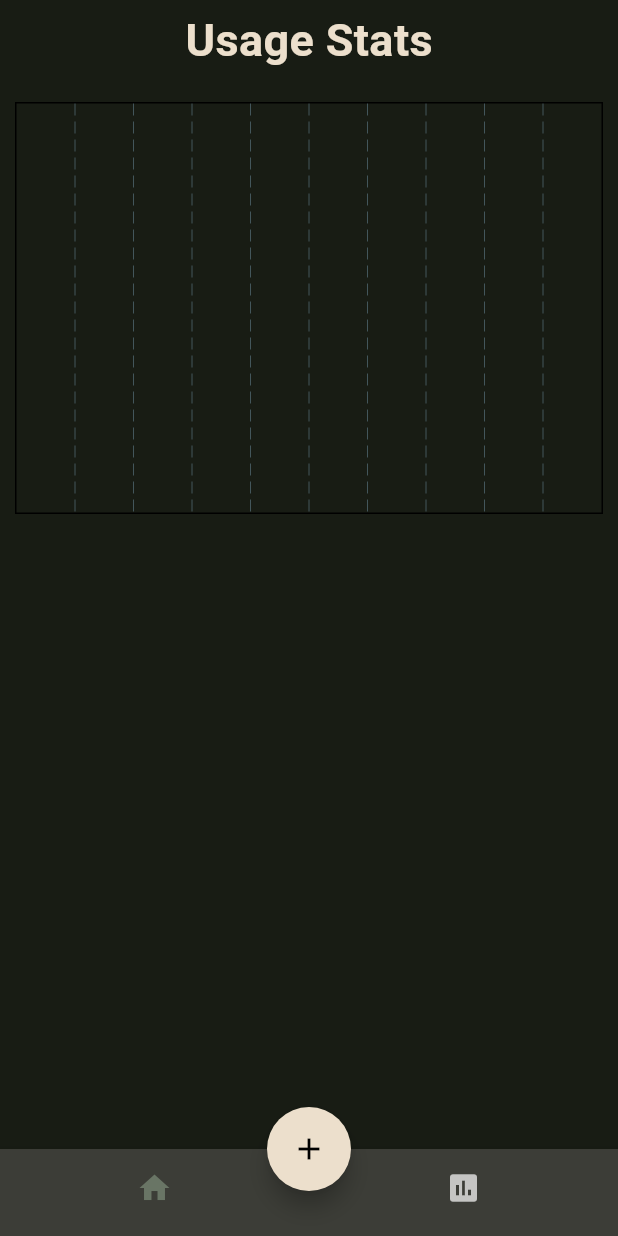
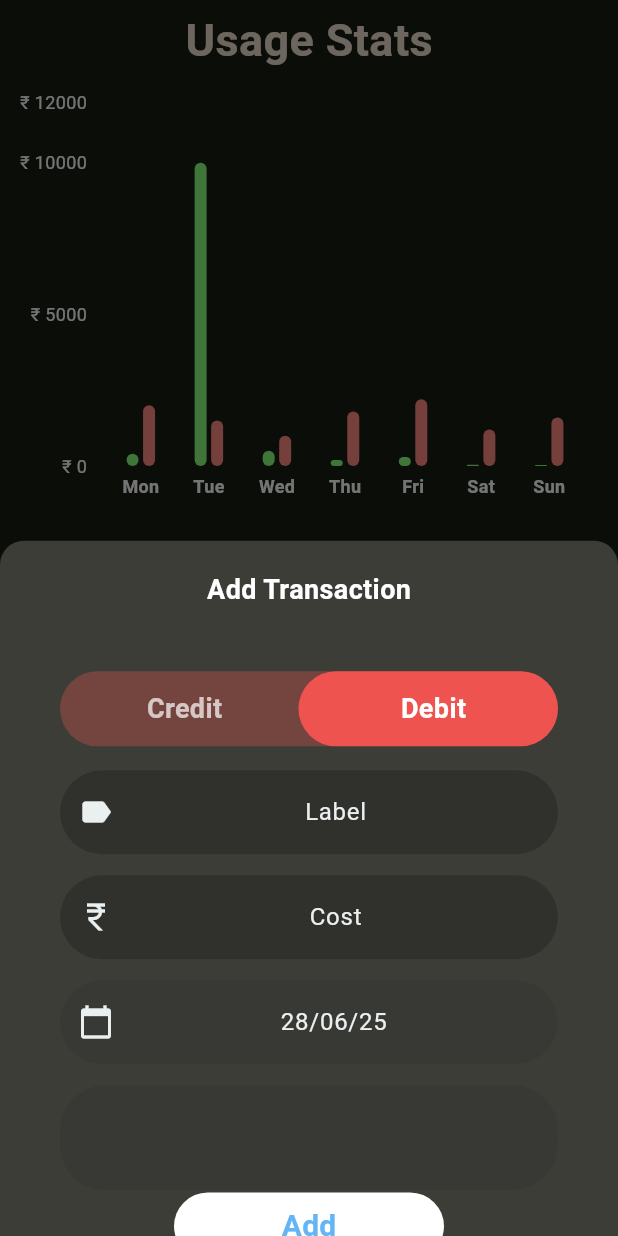
Before and after one commit to Asthraris/Expense-tracker, a Flutter app: the screen it shows after launch, item 2 of the bottom bar chosen, after a tap on the "add" icon, on a phone screen of 412 x 824 dp. Run offline on Flutter 3.47's test engine with Material 3 defaults, Android fonts, the phone set to English and light mode, and no system bars; drawn by our look-alikes of fl_chart.

Commit message:
made UI only for add transaction popup

```diff
--- /dev/null
+++ b/lib/screens/home/views/add_exp.dart
@@ -0,0 +1,260 @@
+import 'package:flutter/material.dart';
+import 'package:intl/intl.dart';
+
+class AddExpense extends StatefulWidget {
+  const AddExpense({super.key});
+
+  @override
+  State<AddExpense> createState() => _AddExpenseState();
+}
+
+class _AddExpenseState extends State<AddExpense> {
+  String _trans_category = "Food";
+  List<String> options = [
+    "Food",
+    "EMI",
+    "Rent",
+    "Clothes",
+    "Others",
+    "Debt",
+    "Owe",
+    "Bill",
+    "Education",
+  ];
+  int _transactionType = 1;
+  TextEditingController labelControll = TextEditingController();
+  TextEditingController costControll = TextEditingController();
+  TextEditingController dateControll = TextEditingController();
+
+  Widget dropBoxSelector() {
+    return StatefulBuilder(
+      builder: (context, setState) {
+        return Container(
+          padding: const EdgeInsets.symmetric(horizontal: 180),
+          decoration: BoxDecoration(
+            color: const Color.fromARGB(15, 0, 0, 0),
+            borderRadius: BorderRadius.circular(30),
+          ),
+          child: DropdownButtonHideUnderline(
+            child: DropdownButton<String>(
+              value: _trans_category,
+              borderRadius: BorderRadius.circular(16),
+              dropdownColor: Colors.grey[850],
+              iconEnabledColor: Colors.white,
+              style: const TextStyle(color: Colors.white),
+              items: options.map((String item) {
+                return DropdownMenuItem<String>(value: item, child: Text(item));
+              }).toList(),
+              onChanged: (String? newValue) {
+                if (newValue != null) {
+                  setState(() => _trans_category = newValue);
+                }
+              },
+            ),
+          ),
+        );
+      },
+    );
+  }
+
+  Widget creditDebitSlider() {
+    return GestureDetector(
+      onHorizontalDragEnd: (details) {
+        if (details.primaryVelocity == null) return;
+        if (details.primaryVelocity! < 0 && _transactionType == 0) {
+          setState(() => _transactionType = 1);
+        } else if (details.primaryVelocity! > 0 && _transactionType == 1) {
+          setState(() => _transactionType = 0);
+        }
+      },
+      child: Container(
+        height: 50,
+        margin: const EdgeInsets.symmetric(vertical: 16, horizontal: 20),
+        decoration: BoxDecoration(
+          color: _transactionType == 0
+              ? const Color.fromARGB(80, 102, 187, 106)
+              : const Color.fromARGB(80, 239, 83, 80),
+          borderRadius: BorderRadius.circular(30),
+        ),
+        child: Stack(
+          children: [
+            AnimatedAlign(
+              duration: const Duration(milliseconds: 200),
+              alignment: _transactionType == 0
+                  ? Alignment.centerLeft
+                  : Alignment.centerRight,
+              child: Container(
+                width: MediaQuery.of(context).size.width * 0.42,
+                decoration: BoxDecoration(
+                  borderRadius: BorderRadius.circular(25),
+                  color: _transactionType == 0
+                      ? Colors.green.shade400
+                      : Colors.red.shade400,
+                ),
+              ),
+            ),
+            Row(
+              children: [_buildOption("Credit", 0), _buildOption("Debit", 1)],
+            ),
+          ],
+        ),
+      ),
+    );
+  }
+
+  Widget _buildOption(String label, int index) {
+    return Expanded(
+      child: InkWell(
+        borderRadius: BorderRadius.circular(30),
+        onTap: () => setState(() => _transactionType = index),
+        child: Center(
+          child: Text(
+            label,
+            style: TextStyle(
+              color: _transactionType == index ? Colors.white : Colors.white70,
+              fontWeight: FontWeight.bold,
+              fontSize: 18,
+            ),
+          ),
+        ),
+      ),
+    );
+  }
+
+  @override
+  void initState() {
+    dateControll.text = DateFormat("dd/MM/yy").format(DateTime.now());
+    super.initState();
+  }
+
+  @override
+  Widget build(BuildContext context) {
+    return GestureDetector(
+      onTap: () => FocusScope.of(context).unfocus(),
+      child: Container(
+        height: 550,
+        padding: const EdgeInsets.all(20),
+        decoration: BoxDecoration(
+          color: Theme.of(context).colorScheme.tertiary,
+          borderRadius: const BorderRadius.vertical(top: Radius.circular(16)),
+        ),
+        child: Column(
+          crossAxisAlignment: CrossAxisAlignment.center,
+          children: [
+            const Text(
+              "Add Transaction",
+              style: TextStyle(
+                color: Colors.white,
+                fontSize: 18,
+                fontWeight: FontWeight.bold,
+              ),
+            ),
+            SizedBox(height: 25),
+
+            creditDebitSlider(),
+
+            //for name
+            Container(
+              height: 70,
+              margin: const EdgeInsets.symmetric(horizontal: 20),
+              child: TextFormField(
+                controller: labelControll,
+                keyboardType: TextInputType.name,
+                textAlign: TextAlign.center,
+                decoration: InputDecoration(
+                  hintText: "Label",
+                  filled: true,
+                  fillColor: const Color.fromARGB(50, 0, 0, 0),
+                  prefixIcon: Icon(Icons.label),
+                  border: OutlineInputBorder(
+                    borderRadius: BorderRadius.circular(30),
+                    borderSide: BorderSide.none,
+                  ),
+                ),
+              ),
+            ),
+            //for Price
+            Container(
+              height: 70,
+              margin: const EdgeInsets.symmetric(horizontal: 20),
+              child: TextFormField(
+                controller: costControll,
+                keyboardType: TextInputType.number,
+                textAlign: TextAlign.center,
+                decoration: InputDecoration(
+                  hintText: "Cost",
+                  filled: true,
+                  fillColor: const Color.fromARGB(50, 0, 0, 0),
+                  prefixIcon: Icon(Icons.currency_rupee),
+                  border: OutlineInputBorder(
+                    borderRadius: BorderRadius.circular(30),
+                    borderSide: BorderSide.none,
+                  ),
+                ),
+              ),
+            ),
+
+            //for date <Option not type>
+            Container(
+              height: 70,
+              margin: const EdgeInsets.symmetric(horizontal: 20),
+              child: TextFormField(
+                controller: dateControll,
+                readOnly: true,
+                onTap: () async {
+                  DateTime? newDate = await showDatePicker(
+                    context: context,
+                    firstDate: DateTime.now(),
+                    lastDate: DateTime.now().add(const Duration(days: 31)),
+                  );
+
+                  if (newDate != null) {
+                    setState(() {
+                      dateControll.text = DateFormat(
+                        "dd/MM/yy",
+                      ).format(newDate);
+                    });
+                  }
+                },
+                textAlign: TextAlign.center,
+                decoration: InputDecoration(
+                  hintText: "Date",
+                  filled: true,
+                  fillColor: const Color.fromARGB(15, 0, 0, 0),
+                  prefixIcon: Icon(Icons.calendar_today),
+                  border: OutlineInputBorder(
+                    borderRadius: BorderRadius.circular(30),
+                    borderSide: BorderSide.none,
+                  ),
+                ),
+              ),
+            ),
+            Container(
+              height: 70,
+              margin: const EdgeInsets.symmetric(horizontal: 20),
+              child: dropBoxSelector(),
+            ),
+            SizedBox(
+              width: 180,
+              child: TextButton(
+                onPressed: () {},
+
+                style: TextButton.styleFrom(
+                  backgroundColor: const Color.fromARGB(255, 255, 255, 255),
+                ),
+                child: Text(
+                  "Add",
+                  style: TextStyle(
+                    color: Colors.blue[300],
+                    fontSize: 20,
+                    fontWeight: FontWeight.bold,
+                  ),
+                ),
+              ),
+            ),
+          ],
+        ),
+      ),
+    );
+  }
+}
--- a/lib/screens/home/views/home_src.dart
+++ b/lib/screens/home/views/home_src.dart
@@ -1,6 +1,7 @@
 import 'dart:developer';
 
 import 'package:flutter/material.dart';
+import 'package:poorometer/screens/home/views/add_exp.dart';
 import 'package:poorometer/screens/home/views/main_src.dart';
 import 'package:poorometer/screens/home/views/stats-src.dart';
 
@@ -38,7 +39,15 @@ class HomeScreenState extends State<HomeScreen> {
       floatingActionButtonLocation: FloatingActionButtonLocation.centerDocked,
       floatingActionButton: FloatingActionButton(
         shape: const CircleBorder(),
-        onPressed: () {},
+        onPressed: () {
+          showModalBottomSheet(
+            context: context,
+
+            backgroundColor: Colors.transparent,
+            isScrollControlled: false,
+            builder: (_) => const AddExpense(),
+          );
+        },
         child: Icon(Icons.add),
       ),
       body: widgetList[index],
--- a/lib/screens/home/views/weely_chart.dart
+++ b/lib/screens/home/views/weely_chart.dart
@@ -1,47 +1,143 @@
 import 'package:fl_chart/fl_chart.dart';
 import 'package:flutter/material.dart';
 
-class WeekChart extends StatefulWidget {
-  const WeekChart({super.key});
+class WeekChartScreen extends StatelessWidget {
+  const WeekChartScreen({super.key});
 
   @override
-  State<WeekChart> createState() => _WeekChartState();
-}
-
-class _WeekChartState extends State<WeekChart> {
-  @override
   Widget build(BuildContext context) {
-    return BarChart(mainBarData());
+    return const Scaffold(
+      backgroundColor: Colors.black,
+      body: SafeArea(
+        child: Padding(padding: EdgeInsets.all(16), child: WeekChart()),
+      ),
+    );
   }
 }
 
-BarChartData mainBarData() {
-  return BarChartData(
+class WeekChart extends StatelessWidget {
+  const WeekChart({super.key});
+
+  // REAL DATA
+  final List<double> credits_weekly = const [400, 10000, 500, 200, 300, 40, 30];
+  final List<double> debits_weekly = const [
+    2000,
+    1500,
+    1000,
+    1800,
+    2200,
+    1200,
+    1600,
+  ];
+
+  @override
+  Widget build(BuildContext context) {
+    final allValues = [...credits_weekly, ...debits_weekly];
+    final maxY = getMaxY(allValues);
+    final interval = getInterval(maxY);
+
+    return Column(
+      crossAxisAlignment: CrossAxisAlignment.start,
+      children: [
+        Expanded(
+          child: BarChart(
+            BarChartData(
+              maxY: maxY,
+              barGroups: List.generate(7, (index) {
+                return BarChartGroupData(
+                  x: index,
+                  barsSpace: 3,
+                  barRods: [
+                    BarChartRodData(
+                      toY: credits_weekly[index],
+                      width: 8,
+                      borderRadius: BorderRadius.circular(4),
+                      color: const Color.fromARGB(255, 138, 255, 122),
+                    ),
+                    BarChartRodData(
+                      toY: debits_weekly[index],
+                      width: 8,
+                      borderRadius: BorderRadius.circular(4),
+                      color: Colors.redAccent.shade100,
+                    ),
+                  ],
+                );
+              }),
               titlesData: FlTitlesData(
-      show: true,
-      //removes line outside bar data
-      rightTitles: AxisTitles(sideTitles: SideTitles(showTitles: false)),
-      topTitles: AxisTitles(sideTitles: SideTitles(showTitles: false)),
-      leftTitles: AxisTitles(sideTitles: SideTitles(showTitles: false)),
+                leftTitles: AxisTitles(
+                  sideTitles: SideTitles(
+                    showTitles: true,
+                    interval: interval,
+                    reservedSize: 48,
+                    getTitlesWidget: leftTitles,
+                  ),
+                ),
                 bottomTitles: AxisTitles(
                   sideTitles: SideTitles(
-          showTitles: false,
-          reservedSize: 38,
-          getTitlesWidget: getTiles(),
+                    showTitles: true,
+                    reservedSize: 32,
+                    getTitlesWidget: bottomTitles,
                   ),
+                ),
+                topTitles: AxisTitles(
+                  sideTitles: SideTitles(showTitles: false),
+                ),
+                rightTitles: AxisTitles(
+                  sideTitles: SideTitles(showTitles: false),
+                ),
+              ),
+              gridData: FlGridData(show: false), // Remove background grid
+              borderData: FlBorderData(show: false),
+            ),
+          ),
+        ),
+      ],
+    );
+  }
+
+  // Rs. scale on the left
+  Widget leftTitles(double value, TitleMeta meta) {
+    return SideTitleWidget(
+      meta: meta,
+      space: 0,
+      child: Text(
+        '₹ ${value.toInt()}',
+        style: const TextStyle(color: Colors.white, fontSize: 12),
+      ),
+    );
+  }
+
+  // Days on the bottom
+  Widget bottomTitles(double value, TitleMeta meta) {
+    const days = ['Mon', 'Tue', 'Wed', 'Thu', 'Fri', 'Sat', 'Sun'];
+    final index = value.toInt();
+    return SideTitleWidget(
+      meta: meta,
+      space: 5,
+      child: Text(
+        index >= 0 && index < days.length ? days[index] : '',
+        style: const TextStyle(
+          color: Colors.white,
+          fontSize: 12,
+          fontWeight: FontWeight.bold,
         ),
       ),
     );
   }
 
-Widget getTiles(double value, TitleMeta meta) {
-  const my_bar_style = TextStyle(color: Colors.white, fontSize: 14);
-  Widget my_text;
-  switch (value.toInt()) {
-    case 0:
-      my_text = const Text("01", style: my_bar_style);
-      break;
-    default:
+  // Max Y axis value rounded nicely
+  double getMaxY(List<double> values) {
+    final max = values.reduce((a, b) => a > b ? a : b);
+    return (max * 1.2 / 1000).ceil() * 1000; // Add headroom & round
   }
-  return text;
+
+  // Interval for Y axis
+  double getInterval(double maxY) {
+    if (maxY <= 1000) return 200;
+    if (maxY <= 3000) return 500;
+    if (maxY <= 6000) return 1000;
+    if (maxY <= 10000) return 2000;
+    if (maxY <= 20000) return 5000;
+    return 10000;
   }
+}
--- a/pubspec.yaml
+++ b/pubspec.yaml
@@ -33,8 +33,9 @@ dependencies:
 
   # The following adds the Cupertino Icons font to your application.
   # Use with the CupertinoIcons class for iOS style icons.
-  cupertino_icons: ^1.0.8
+
   fl_chart: ^1.0.0
+  intl: ^0.20.2
 
 dev_dependencies:
   flutter_test:
@@ -45,7 +46,7 @@ dev_dependencies:
   # activated in the `analysis_options.yaml` file located at the root of your
   # package. See that file for information about deactivating specific lint
   # rules and activating additional ones.
-  flutter_lints: ^5.0.0
+  flutter_lints: ^6.0.0
 
 # For information on the generic Dart part of this file, see the
 # following page: https://dart.dev/tools/pub/pubspec
```
Also changed, not shown: pubspec.lock. Lines whose indentation alone changed are shown as unchanged.
